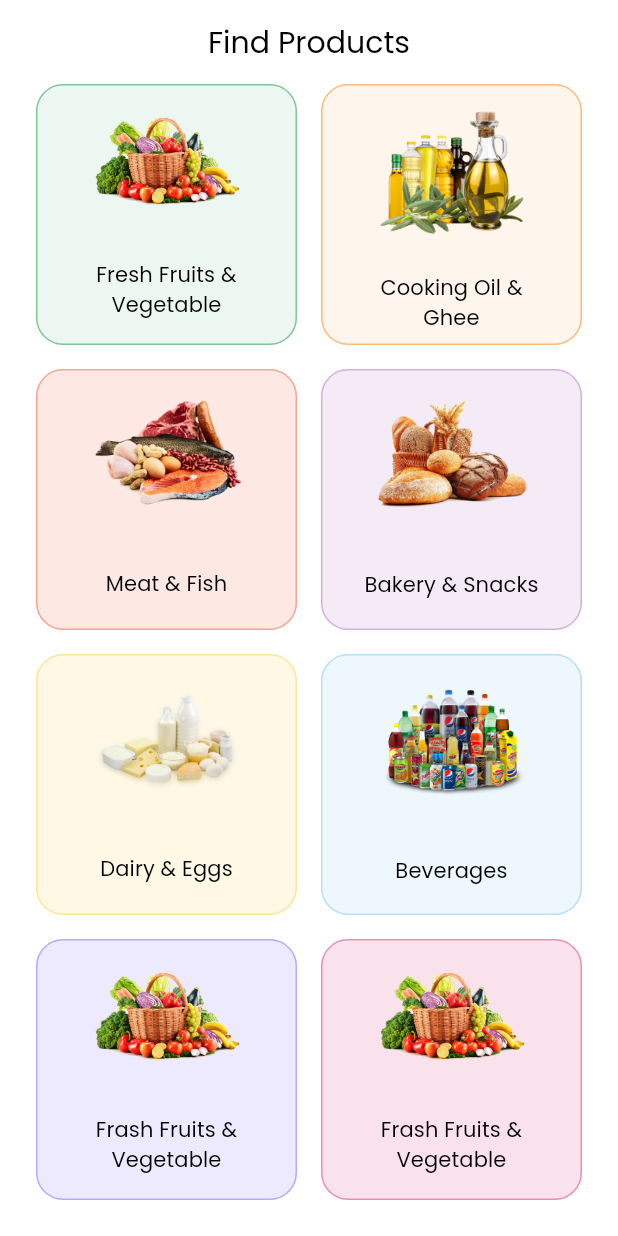
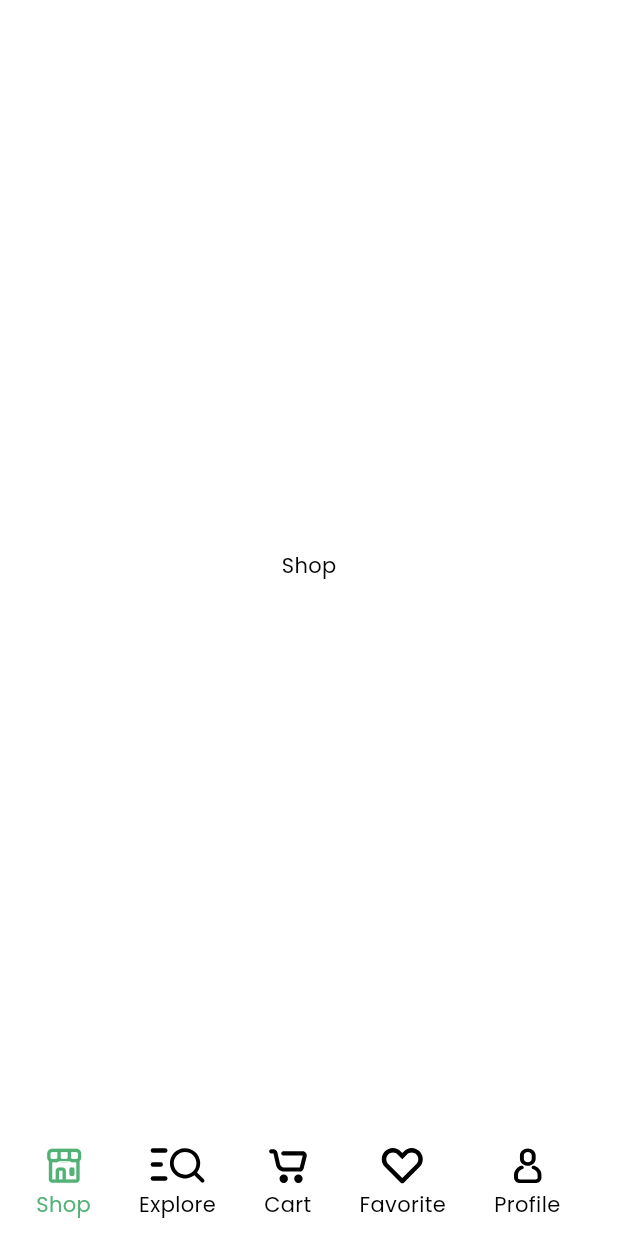
Before and after one commit to Abdalrahman-Alhamod/nectar-app, a Flutter app: the screen it shows after launch, on a phone screen of 412 x 824 dp. Run offline on Flutter 3.47's test engine with Material 3 defaults, Android fonts, the light colour scheme and no system bars; our stand-ins replace flutter_svg.

Commit message:
add bottom navigation bar

```diff
--- a/lib/core/assets/app_svgs.dart
+++ b/lib/core/assets/app_svgs.dart
@@ -1,16 +1,9 @@
 abstract final class AppSVGs {
   static const _path = 'assets/svgs';
-  static const bakerySnacks = '$_path/bakery-snacks.svg';
-  static const beverages = '$_path/beverages.svg';
   static const cart = '$_path/cart.svg';
-  static const cooking = '$_path/cooking-oil.svg';
-  static const dairyEggs = '$_path/dairy-eggs.svg';
   static const explore = '$_path/explore.svg';
   static const favorite = '$_path/favorite.svg';
-  static const freshFruits = '$_path/fresh-fruits.svg';
   static const logo = '$_path/logo.svg';
-  static const meetFish = '$_path/meat-fish.svg';
-  static const onbording = '$_path/onbording.svg';
   static const shop = '$_path/shop.svg';
   static const profile = '$_path/profile.svg';
 }
--- a/lib/core/themes/app_colors.dart
+++ b/lib/core/themes/app_colors.dart
@@ -1,7 +1,7 @@
 import 'package:flutter/material.dart';
 
 class AppColors {
-  static const primaryColor = Color(0xff53B175);
+  static const primary = Color(0xff53B175);
 
   static const lightGreen = Color.fromARGB(26, 83, 177, 117);
   static const lightGreenBorder = Color.fromARGB(179, 83, 177, 117);
--- a/lib/core/themes/light_theme.dart
+++ b/lib/core/themes/light_theme.dart
@@ -5,8 +5,8 @@ import 'app_colors.dart';
 
 ThemeData getLightThemeData(BuildContext context) {
   final ColorScheme colorScheme = const ColorScheme.light().copyWith(
-    primary: AppColors.primaryColor,
-    secondary: AppColors.primaryColor.withAlpha(230),
+    primary: AppColors.primary,
+    secondary: AppColors.primary.withAlpha(230),
     background: Colors.white,
   );
   return ThemeData(
--- a/lib/main.dart
+++ b/lib/main.dart
@@ -1,7 +1,7 @@
 import 'package:flutter/material.dart';
+import 'package:nectar_app/src/Home/presentation/views/home_view.dart';
 
 import 'core/themes/light_theme.dart';
-import 'src/Find_Products/presentation/views/find_products_view.dart';
 
 void main() {
   runApp(const NectarApp());
@@ -15,7 +15,7 @@ class NectarApp extends StatelessWidget {
     return MaterialApp(
       theme: getLightThemeData(context),
       debugShowCheckedModeBanner: false,
-      home: const FindProductsView(),
+      home: const HomeView(),
     );
   }
 }
--- a/lib/src/Find_Products/presentation/views/find_products_view.dart
+++ b/lib/src/Find_Products/presentation/views/find_products_view.dart
@@ -11,18 +11,23 @@ class FindProductsView extends StatelessWidget {
   @override
   Widget build(BuildContext context) {
     return Scaffold(
-      appBar: AppBar(
-        title: const Text(
+      body: SafeArea(
+        child: Padding(
+          padding: const EdgeInsets.symmetric(horizontal: 24.0),
+          child: Column(
+            mainAxisAlignment: MainAxisAlignment.center,
+            children: [
+              const Padding(
+                padding: EdgeInsets.symmetric(vertical: 20.0),
+                child: Text(
                   'Find Products',
                   style: TextStyle(
                     fontSize: 20,
                     fontWeight: FontWeight.w400,
                   ),
                 ),
-        centerTitle: true,
               ),
-      body: Padding(
-        padding: const EdgeInsets.symmetric(horizontal: 24.0),
+              Expanded(
                 child: GridView(
                   gridDelegate: const SliverGridDelegateWithFixedCrossAxisCount(
                     crossAxisCount: 2,
@@ -105,6 +110,46 @@ class FindProductsView extends StatelessWidget {
                   ],
                 ),
               ),
+            ],
+          ),
+        ),
+      ),
+
+      // BottomNavigationBar(
+      //   showSelectedLabels: true,
+      //   showUnselectedLabels: true,
+      //   unselectedItemColor: Colors.black,
+      //   selectedItemColor: AppColors.primary,
+      //   items: [
+      //     BottomNavigationBarItem(
+      //       icon: SvgPicture.asset(
+      //         AppSVGs.explore,
+      //         color:
+      //             Theme.of(context).bottomNavigationBarTheme.selectedItemColor,
+      //       ),
+      //       label: 'Explore',
+      //     ),
+      //     BottomNavigationBarItem(
+      //       icon: SvgPicture.asset(
+      //         AppSVGs.shop,
+      //         color: Colors.black,
+      //       ),
+      //       label: 'Shop',
+      //     ),
+      //     BottomNavigationBarItem(
+      //       icon: SvgPicture.asset(AppSVGs.cart),
+      //       label: 'Cart',
+      //     ),
+      //     BottomNavigationBarItem(
+      //       icon: SvgPicture.asset(AppSVGs.favorite),
+      //       label: 'Favorite',
+      //     ),
+      //     BottomNavigationBarItem(
+      //       icon: SvgPicture.asset(AppSVGs.profile),
+      //       label: 'Profile',
+      //     ),
+      //   ],
+      // ),
     );
   }
 }
--- /dev/null
+++ b/lib/src/Home/presentation/views/bottom_nav_bar/bottom_nav_bar.dart
@@ -0,0 +1,67 @@
+import 'package:flutter/material.dart';
+import 'package:flutter_svg/flutter_svg.dart';
+
+import '../../../../../core/themes/app_colors.dart';
+import 'data/bottom_nav_bar_item.dart';
+part 'widgets/bottom_nav_bar_button.dart';
+
+class BottomNavBar extends StatefulWidget {
+  const BottomNavBar({
+    super.key,
+    required this.items,
+    required this.pageController,
+    this.onTap,
+  });
+  final PageController pageController;
+  final List<BottomNavBarItem> items;
+  final void Function(int index)? onTap;
+  @override
+  State<BottomNavBar> createState() => _BottomNavBarState();
+}
+
+class _BottomNavBarState extends State<BottomNavBar> {
+  late int _index;
+  @override
+  void initState() {
+    _index = 0;
+    super.initState();
+  }
+
+  @override
+  Widget build(BuildContext context) {
+    return SizedBox(
+      height: 70,
+      child: Padding(
+        padding: const EdgeInsets.all(8.0),
+        child: ListView.builder(
+          physics: const NeverScrollableScrollPhysics(),
+          scrollDirection: Axis.horizontal,
+          shrinkWrap: true,
+          itemCount: widget.items.length,
+          itemBuilder: (context, index) {
+            return Padding(
+              padding: const EdgeInsets.symmetric(horizontal: 16.0),
+              child: _BottomNavBarButton(
+                isSelected: _index == index,
+                barItem: widget.items[index],
+                onPressed: () {
+                  setState(
+                    () {
+                      _index = index;
+                      widget.pageController.animateToPage(
+                        index,
+                        duration: const Duration(milliseconds: 500),
+                        curve: Curves.easeInOut,
+                      );
+                      widget.onTap ?? (index);
+                    },
+                  );
+                },
+              ),
+            );
+          },
+        ),
+      ),
+    );
+  }
+}
--- /dev/null
+++ b/lib/src/Home/presentation/views/bottom_nav_bar/data/bottom_nav_bar_item.dart
@@ -0,0 +1,7 @@
+
+class BottomNavBarItem {
+  final String svgPicturePath;
+  final String label;
+
+  BottomNavBarItem({required this.svgPicturePath, required this.label});
+}
--- /dev/null
+++ b/lib/src/Home/presentation/views/bottom_nav_bar/widgets/bottom_nav_bar_button.dart
@@ -0,0 +1,39 @@
+part of '../bottom_nav_bar.dart';
+
+class _BottomNavBarButton extends StatelessWidget {
+  const _BottomNavBarButton({
+    required this.isSelected,
+    required this.barItem,
+    required this.onPressed,
+  });
+  final BottomNavBarItem barItem;
+  final bool isSelected;
+  final void Function() onPressed;
+  @override
+  Widget build(BuildContext context) {
+    return GestureDetector(
+      onTap: onPressed,
+      child: Column(
+        mainAxisAlignment: MainAxisAlignment.spaceEvenly,
+        children: [
+          SvgPicture.asset(
+            barItem.svgPicturePath,
+            height: 24,
+            colorFilter: ColorFilter.mode(
+              isSelected ? AppColors.primary : Colors.black,
+              BlendMode.srcIn,
+            ),
+          ),
+          Text(
+            barItem.label,
+            style: TextStyle(
+              fontWeight: FontWeight.w400,
+              fontSize: 14,
+              color: isSelected ? AppColors.primary : Colors.black,
+            ),
+          ),
+        ],
+      ),
+    );
+  }
+}
--- /dev/null
+++ b/lib/src/Home/presentation/views/home_view.dart
@@ -0,0 +1,69 @@
+import 'package:flutter/gestures.dart';
+import 'package:flutter/material.dart';
+import 'package:nectar_app/src/Find_Products/presentation/views/find_products_view.dart';
+
+import '../../../../core/assets/app_svgs.dart';
+import 'bottom_nav_bar/bottom_nav_bar.dart';
+import 'bottom_nav_bar/data/bottom_nav_bar_item.dart';
+
+class HomeView extends StatefulWidget {
+  const HomeView({super.key});
+
+  @override
+  State<HomeView> createState() => _HomeViewState();
+}
+
+class _HomeViewState extends State<HomeView> {
+  late PageController _controller;
+  @override
+  void initState() {
+    _controller = PageController();
+    super.initState();
+  }
+
+  @override
+  void dispose() {
+    _controller.dispose();
+    super.dispose();
+  }
+
+  @override
+  Widget build(BuildContext context) {
+    return Scaffold(
+      body: PageView(
+        physics: const NeverScrollableScrollPhysics(),
+        controller: _controller,
+        dragStartBehavior: DragStartBehavior.down,
+        children: const [
+          Center(child: Text('Shop')),
+          FindProductsView(),
+          Center(child: Text('Cart')),
+          Center(child: Text('Favorite')),
+          Center(child: Text('Profile')),
+        ],
+      ),
+      bottomNavigationBar: BottomNavBar(items: [
+        BottomNavBarItem(
+          svgPicturePath: AppSVGs.shop,
+          label: 'Shop',
+        ),
+        BottomNavBarItem(
+          svgPicturePath: AppSVGs.explore,
+          label: 'Explore',
+        ),
+        BottomNavBarItem(
+          svgPicturePath: AppSVGs.cart,
+          label: 'Cart',
+        ),
+        BottomNavBarItem(
+          svgPicturePath: AppSVGs.favorite,
+          label: 'Favorite',
+        ),
+        BottomNavBarItem(
+          svgPicturePath: AppSVGs.profile,
+          label: 'Profile',
+        ),
+      ], pageController: _controller),
+    );
+  }
+}
--- a/pubspec.yaml
+++ b/pubspec.yaml
@@ -36,6 +36,7 @@ dependencies:
   # Use with the CupertinoIcons class for iOS style icons.
   cupertino_icons: ^1.0.6
   flutter_svg: ^2.0.10+1
+  expandable_page_view: ^1.0.17
 
 dev_dependencies:
   flutter_test:
```
Also changed, not shown: pubspec.lock. Lines whose indentation alone changed are shown as unchanged.
